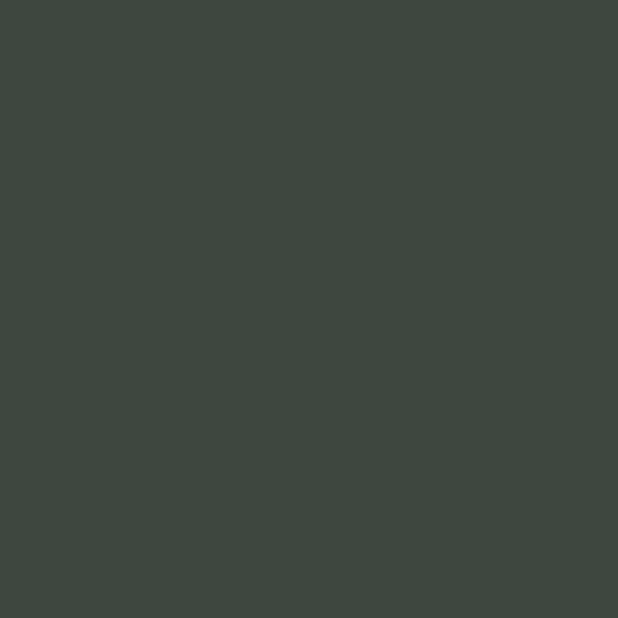
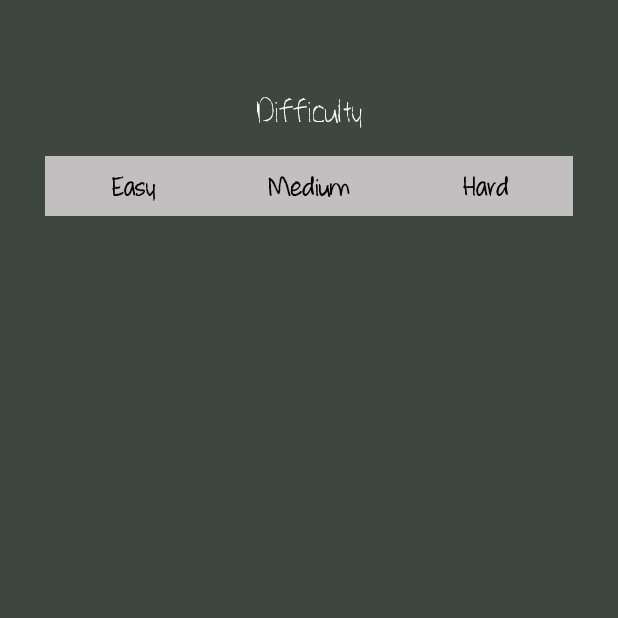
Before and after one commit to UlisesR2002/Final_Exams, an Android app: the OptionActivity screen opened directly, with no data from a screen before it, on a phone screen of 412 x 824 dp, the top half of it. Before the commit the part shown is empty. Run offline under Robolectric (Android 15) with nearby library versions, the phone set to English and light mode, and no system bars.

Commit message:
Corrección de warning y inicio de diseño de Option Activity (15/12) Ulises Muñoz

```diff
--- a/app/src/main/java/cl/baubau/finalexams/MainActivity.kt
+++ b/app/src/main/java/cl/baubau/finalexams/MainActivity.kt
@@ -3,9 +3,12 @@ package cl.baubau.finalexams
 import androidx.appcompat.app.AppCompatActivity
 import android.os.Bundle
 
+
+
 class MainActivity : AppCompatActivity() {
     override fun onCreate(savedInstanceState: Bundle?) {
         super.onCreate(savedInstanceState)
         setContentView(R.layout.activity_main)
+
     }
 }
--- a/app/src/main/res/layout/activity_option.xml
+++ b/app/src/main/res/layout/activity_option.xml
@@ -3,10 +3,71 @@
     xmlns:android="http://schemas.android.com/apk/res/android"
     xmlns:app="http://schemas.android.com/apk/res-auto"
     xmlns:tools="http://schemas.android.com/tools"
+    android:layout_width="match_parent"
+    android:layout_height="match_parent"
     style="@style/Base.Theme.FinalExams"
     android:background="@color/colorPrimary"
-    android:layout_width="match_parent"
-    android:layout_height="match_parent"
     tools:context=".OptionActivity">
 
+
+    <TextView
+        android:id="@+id/DificultyTextView"
+        style="@style/FinalExamsBodyQuestionsTexts"
+        android:layout_width="wrap_content"
+        android:layout_height="wrap_content"
+        android:layout_marginStart="170dp"
+        android:layout_marginTop="57dp"
+        android:layout_marginEnd="170dp"
+        android:text="@string/option_difficulty_textview"
+        app:layout_constraintEnd_toEndOf="parent"
+        app:layout_constraintStart_toStartOf="parent"
+        app:layout_constraintTop_toTopOf="parent" />
+
+    <LinearLayout
+        android:layout_width="match_parent"
+        android:layout_height="match_parent"
+        android:layout_marginStart="30dp"
+        android:layout_marginTop="100dp"
+        android:layout_marginEnd="30dp"
+        android:layout_marginBottom="580dp"
+        android:orientation="horizontal"
+        app:layout_constraintBottom_toBottomOf="parent"
+        app:layout_constraintEnd_toEndOf="parent"
+        app:layout_constraintHorizontal_bias="0.0"
+        app:layout_constraintStart_toStartOf="parent"
+        app:layout_constraintTop_toTopOf="@id/DificultyTextView">
+
+
+        <Button
+            android:id="@+id/EasyButton"
+            style="@style/FinalExamsTabButton"
+            android:layout_width="0dp"
+            android:layout_height="wrap_content"
+            android:layout_weight="1"
+            android:text="@string/option_difficulty1_button"
+            app:cornerRadius="0dp"
+            tools:ignore="VisualLintButtonSize" />
+
+        <Button
+            android:id="@+id/NormalButton"
+            style="@style/FinalExamsTabButton"
+            android:layout_width="0dp"
+            android:layout_height="wrap_content"
+            android:layout_weight="1"
+            android:text="@string/option_difficulty2_button"
+            app:cornerRadius="0dp"
+            tools:ignore="VisualLintButtonSize" />
+
+        <Button
+            android:id="@+id/HardButton"
+            style="@style/FinalExamsTabButton"
+            android:layout_width="0dp"
+            android:layout_height="wrap_content"
+            android:layout_weight="1"
+            android:text="@string/option_difficulty3_button"
+            app:cornerRadius="0dp"
+            tools:ignore="VisualLintButtonSize" />
+    </LinearLayout>
+
+
 </androidx.constraintlayout.widget.ConstraintLayout>
--- a/app/src/main/res/layout/activity_play.xml
+++ b/app/src/main/res/layout/activity_play.xml
@@ -15,10 +15,11 @@
         android:layout_width="405dp"
         android:layout_height="112dp"
         android:layout_marginTop="38dp"
-        android:text="00:00"
+        android:text="@string/play_timer_textview"
         app:layout_constraintEnd_toEndOf="parent"
         app:layout_constraintStart_toStartOf="parent"
-        app:layout_constraintTop_toTopOf="parent" />
+        app:layout_constraintTop_toTopOf="parent"
+        tools:ignore="TextSizeCheck" />
 
     <include
         android:id="@+id/gamecard"
@@ -30,4 +31,5 @@
         app:layout_constraintHorizontal_bias="0.0"
         app:layout_constraintStart_toStartOf="parent"
         app:layout_constraintTop_toTopOf="parent" />
+
 </androidx.constraintlayout.widget.ConstraintLayout>
--- a/app/src/main/res/values/colors.xml
+++ b/app/src/main/res/values/colors.xml
@@ -6,14 +6,15 @@
 
     <!-- Color de los fondos de aplicacion-->
     <color name="colorPrimary">#3E473F</color>
-    <color name="colorPrimaryDark">#3E473F</color>
-    <color name="colorAccent">#3E473F</color>
+    <color name="colorPrimaryDark">#2F3530</color>
+    <color name="colorAccent">#FBFBFB</color>
 
     <!-- Color de los textos de la app -->
     <color name="colorTextTile">#FFFFFFFF</color>
 
     <!-- Color de los botones de la app -->
     <color name="colorButton">#C1BFBF</color>
-    <color name="colorButtonPressed">#FFFFFF</color>
+    <color name="colorButtonPressed">#FF0000</color>
 
+    <color name="tab_button_pressed_color">#FF0000</color>
 </resources>
--- a/app/src/main/res/values/strings.xml
+++ b/app/src/main/res/values/strings.xml
@@ -1,3 +1,20 @@
 <resources>
     <string name="app_name">Final Exams</string>
+
+    <string name="main_play_button">Play</string>
+    <string name="main_option_button">Options</string>
+
+    <string name="option_difficulty_textview">Difficulty</string>
+    <string name="option_difficulty1_button">Easy</string>
+    <string name="option_difficulty2_button">Medium</string>
+    <string name="option_difficulty3_button">Hard</string>
+
+    <string name="play_timer_textview">00:00</string>
+
+    <string name="gamecard_question_number_textview">Question N°</string>
+    <string name="gamecard_question_body_textview">Question body</string>
+    <string name="gamecard_question_option1_textview">Option A</string>
+    <string name="gamecard_question_option2_textview">Option B</string>
+    <string name="gamecard_question_option3_textview">Option C</string>
+    <string name="gamecard_question_option4_textview">Option D</string>
 </resources>
--- a/app/src/main/res/values/themes.xml
+++ b/app/src/main/res/values/themes.xml
@@ -36,9 +36,21 @@
         <item name="android:fontFamily">@font/whatever_it_takes</item>
     </style>
 
+    <style name="FinalExamsTabButton">
+        <item name="android:textColor">@color/black</item>
+        <item name="android:backgroundTint">@color/colorButton</item>
+        <item name="android:layout_width">0dp</item>
+        <item name="android:layout_height">40dp</item>
+        <item name="android:layout_weight">0.5</item>
+        <item name="android:bottomLeftRadius">0dp</item>
+        <item name="android:textSize">20sp</item>
+        <item name="android:textStyle">bold</item>
+        <item name="android:fontFamily">@font/whatever_it_takes</item>
+    </style>
+
     <style name="FinalExamsAnswerButton">
         <item name="android:textColor">@drawable/button_text_color</item>
-        <item name="android:textSize">20sp</item>
+        <item name="android:textSize">30sp</item>
         <item name="android:gravity">left</item>
         <item name="android:textStyle">bold</item>
         <item name="android:fontFamily">@font/whatever_it_takes</item>
```
Also changed, not shown: app/src/main/res/layout/activity_main.xml (+4 -4 lines), app/src/main/res/layout/gamecard_view.xml (+10 -8 lines), 1 other file.
